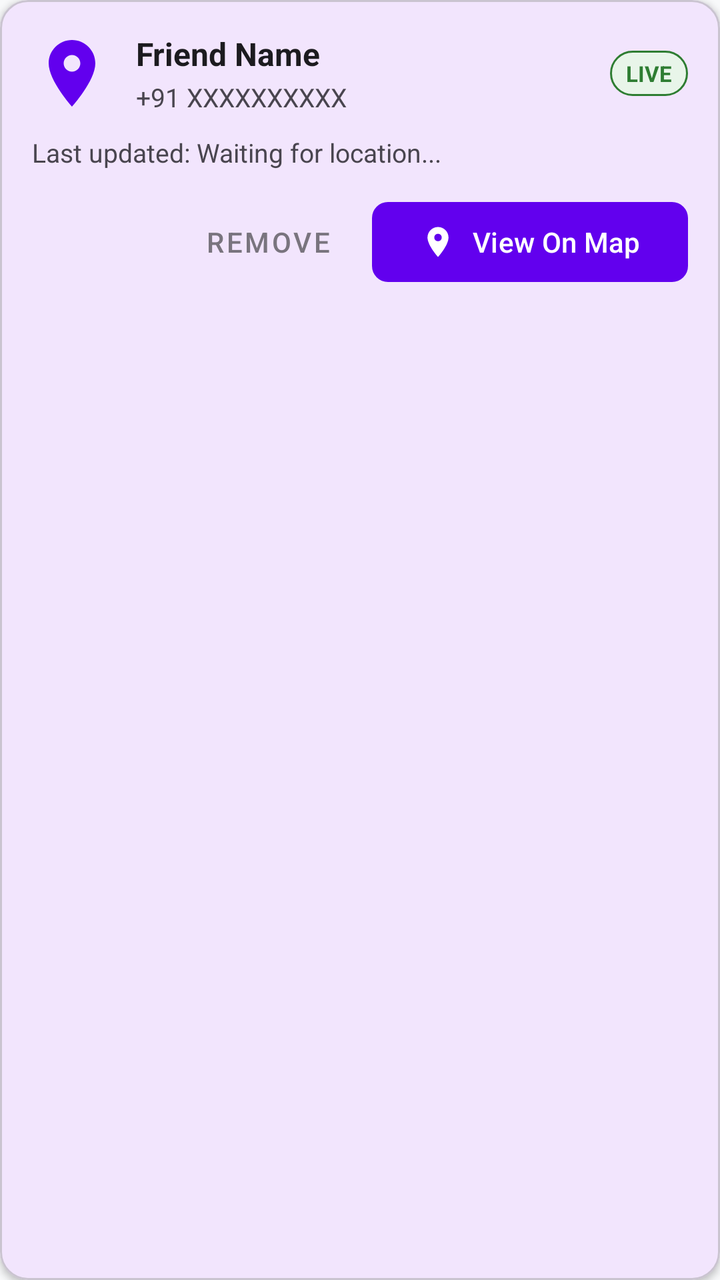
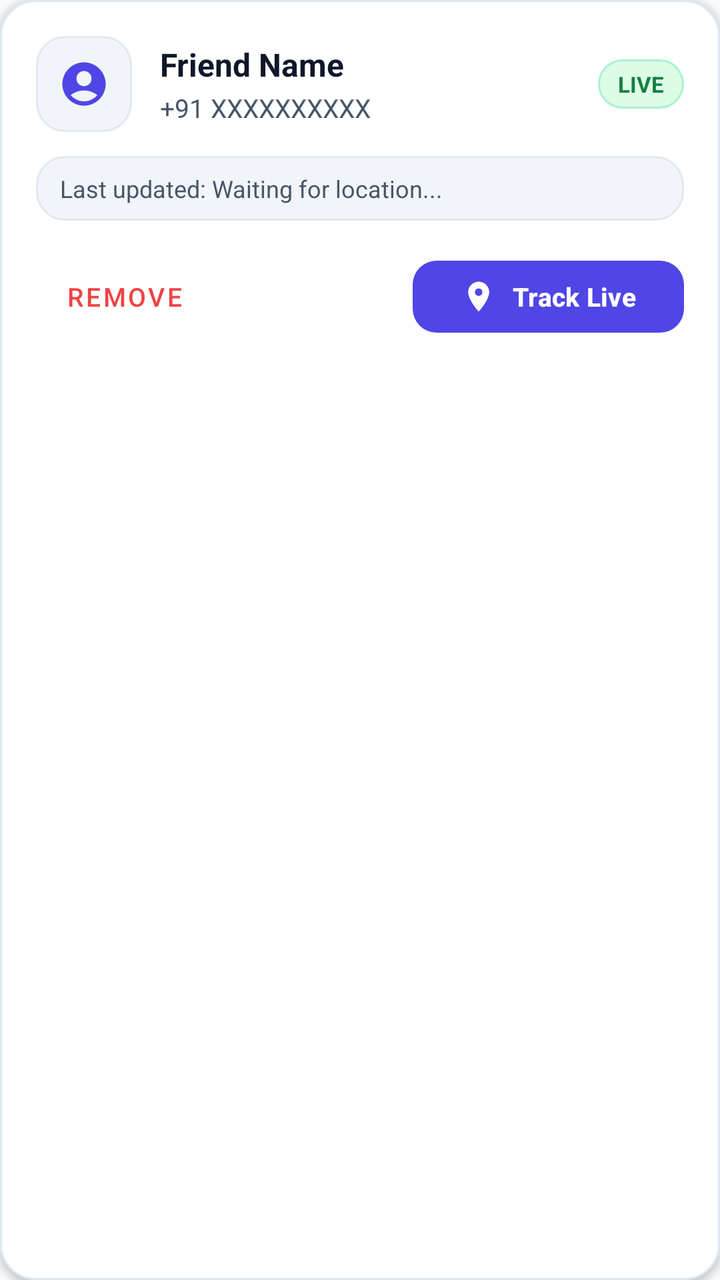

Screens rendered from an Android XML layout before and after an edit, with the pre-edit source and the edit as a unified diff.
<!-- AndroidManifest.xml: application theme Theme.SafeTrack -->
<!-- res/layout/item_friend_viewer.xml -->
<?xml version="1.0" encoding="utf-8"?>
<com.google.android.material.card.MaterialCardView xmlns:android="http://schemas.android.com/apk/res/android"
    xmlns:app="http://schemas.android.com/apk/res-auto"
    android:layout_width="match_parent"
    android:layout_height="wrap_content"
    android:layout_marginBottom="12dp"
    app:cardCornerRadius="14dp"
    app:cardElevation="2dp">

    <LinearLayout
        android:layout_width="match_parent"
        android:layout_height="wrap_content"
        android:orientation="vertical"
        android:padding="16dp">

        <LinearLayout
            android:layout_width="match_parent"
            android:layout_height="wrap_content"
            android:gravity="center_vertical"
            android:orientation="horizontal">

            <ImageView
                android:layout_width="40dp"
                android:layout_height="40dp"
                android:src="@drawable/ic_location"
                app:tint="@color/primary" />

            <LinearLayout
                android:layout_width="0dp"
                android:layout_height="wrap_content"
                android:layout_marginStart="12dp"
                android:layout_weight="1"
                android:orientation="vertical">

                <TextView
                    android:id="@+id/tvViewerFriendName"
                    android:layout_width="wrap_content"
                    android:layout_height="wrap_content"
                    android:text="Friend Name"
                    android:textColor="@color/text_primary"
                    android:textSize="16sp"
                    android:textStyle="bold" />

                <TextView
                    android:id="@+id/tvViewerFriendPhone"
                    android:layout_width="wrap_content"
                    android:layout_height="wrap_content"
                    android:layout_marginTop="2dp"
                    android:text="+91 XXXXXXXXXX"
                    android:textColor="@color/text_secondary"
                    android:textSize="13sp" />
            </LinearLayout>

            <TextView
                android:id="@+id/tvViewerFriendStatusBadge"
                android:layout_width="wrap_content"
                android:layout_height="wrap_content"
                android:background="@drawable/bg_status_badge"
                android:paddingStart="8dp"
                android:paddingTop="4dp"
                android:paddingEnd="8dp"
                android:paddingBottom="4dp"
                android:text="LIVE"
                android:textColor="@color/safety_green"
                android:textSize="11sp"
                android:textStyle="bold" />
        </LinearLayout>

        <TextView
            android:id="@+id/tvViewerLastUpdate"
            android:layout_width="match_parent"
            android:layout_height="wrap_content"
            android:layout_marginTop="10dp"
            android:text="Last updated: Waiting for location..."
            android:textColor="@color/text_secondary"
            android:textSize="13sp" />

        <LinearLayout
            android:layout_width="match_parent"
            android:layout_height="wrap_content"
            android:layout_marginTop="12dp"
            android:gravity="end"
            android:orientation="horizontal">

            <com.google.android.material.button.MaterialButton
                android:id="@+id/btnRemoveFriend"
                style="@style/Widget.MaterialComponents.Button.TextButton"
                android:layout_width="wrap_content"
                android:layout_height="wrap_content"
                android:text="Remove"
                android:textColor="@color/text_hint" />

            <com.google.android.material.button.MaterialButton
                android:id="@+id/btnViewOnMap"
                android:layout_width="wrap_content"
                android:layout_height="wrap_content"
                android:layout_marginStart="8dp"
                android:text="View On Map"
                app:cornerRadius="8dp"
                app:icon="@drawable/ic_location" />
        </LinearLayout>

    </LinearLayout>
</com.google.android.material.card.MaterialCardView>
<!-- resources referenced by this layout -->
<resources>
  <color name="primary">#6200EE</color>
  <color name="safety_green">#2E7D32</color>
  <color name="text_hint">#79747E</color>
  <color name="text_primary">#1C1B1F</color>
  <color name="text_secondary">#49454F</color>
  <!-- drawable bg_status_badge (drawable) -->
  <?xml version="1.0" encoding="utf-8"?>
  <shape xmlns:android="http://schemas.android.com/apk/res/android"
      android:shape="rectangle">
      <corners android:radius="16dp" />
      <solid android:color="@color/safety_green_light" />
      <stroke
          android:width="1dp"
          android:color="@color/safety_green" />
  </shape>
  <style name="Theme.SafeTrack" parent="Theme.Material3.DayNight.NoActionBar">
          
          <item name="colorPrimary">@color/primary</item>
          <item name="colorPrimaryVariant">@color/primary_variant</item>
          <item name="colorOnPrimary">@color/surface_light</item>
          
          <item name="colorSecondary">@color/secondary</item>
          <item name="colorSecondaryVariant">@color/secondary_variant</item>
          <item name="colorOnSecondary">@color/text_primary</item>
          
          <item name="android:statusBarColor">@color/primary_variant</item>
          <item name="android:windowLightStatusBar">false</item>
          <item name="android:windowBackground">@color/background_light</item>
      </style>
  <color name="safety_green_light">#E8F5E9</color>
  <color name="primary_variant">#3700B3</color>
  <color name="surface_light">#FFFFFF</color>
  <color name="secondary">#03DAC6</color>
  <color name="secondary_variant">#018786</color>
  <color name="background_light">#F8F9FA</color>
  <!-- unchanged entries left out for length: 1 -->
</resources>

<!-- the commit's change to res/layout/item_friend_viewer.xml (unified diff, before → after) -->
@@ -4,14 +4,16 @@
     android:layout_width="match_parent"
     android:layout_height="wrap_content"
     android:layout_marginBottom="12dp"
-    app:cardCornerRadius="14dp"
-    app:cardElevation="2dp">
+    app:cardCornerRadius="18dp"
+    app:cardElevation="2dp"
+    app:strokeColor="@color/card_stroke"
+    app:strokeWidth="1dp">
 
     <LinearLayout
         android:layout_width="match_parent"
         android:layout_height="wrap_content"
         android:orientation="vertical"
-        android:padding="16dp">
+        android:padding="18dp">
 
         <LinearLayout
             android:layout_width="match_parent"
@@ -19,16 +21,23 @@
             android:gravity="center_vertical"
             android:orientation="horizontal">
 
-            <ImageView
-                android:layout_width="40dp"
-                android:layout_height="40dp"
-                android:src="@drawable/ic_location"
-                app:tint="@color/primary" />
+            <FrameLayout
+                android:layout_width="48dp"
+                android:layout_height="48dp"
+                android:background="@drawable/bg_stat_card">
+
+                <ImageView
+                    android:layout_width="26dp"
+                    android:layout_height="26dp"
+                    android:layout_gravity="center"
+                    android:src="@drawable/ic_avatar_default"
+                    app:tint="@color/primary" />
+            </FrameLayout>
 
             <LinearLayout
                 android:layout_width="0dp"
                 android:layout_height="wrap_content"
-                android:layout_marginStart="12dp"
+                android:layout_marginStart="14dp"
                 android:layout_weight="1"
                 android:orientation="vertical">
 
@@ -55,31 +64,37 @@
                 android:id="@+id/tvViewerFriendStatusBadge"
                 android:layout_width="wrap_content"
                 android:layout_height="wrap_content"
-                android:background="@drawable/bg_status_badge"
-                android:paddingStart="8dp"
-                android:paddingTop="4dp"
-                android:paddingEnd="8dp"
-                android:paddingBottom="4dp"
+                android:background="@drawable/bg_pill_live"
+                android:paddingStart="10dp"
+                android:paddingTop="5dp"
+                android:paddingEnd="10dp"
+                android:paddingBottom="5dp"
                 android:text="LIVE"
-                android:textColor="@color/safety_green"
+                android:textColor="@color/pill_active_text"
                 android:textSize="11sp"
                 android:textStyle="bold" />
         </LinearLayout>
 
+        
         <TextView
             android:id="@+id/tvViewerLastUpdate"
             android:layout_width="match_parent"
             android:layout_height="wrap_content"
-            android:layout_marginTop="10dp"
+            android:layout_marginTop="12dp"
+            android:background="@drawable/bg_stat_card"
+            android:paddingStart="12dp"
+            android:paddingTop="8dp"
+            android:paddingEnd="12dp"
+            android:paddingBottom="8dp"
             android:text="Last updated: Waiting for location..."
             android:textColor="@color/text_secondary"
-            android:textSize="13sp" />
+            android:textSize="12sp" />
 
         <LinearLayout
             android:layout_width="match_parent"
             android:layout_height="wrap_content"
-            android:layout_marginTop="12dp"
-            android:gravity="end"
+            android:layout_marginTop="14dp"
+            android:gravity="center_vertical"
             android:orientation="horizontal">
 
             <com.google.android.material.button.MaterialButton
@@ -88,15 +103,24 @@
                 android:layout_width="wrap_content"
                 android:layout_height="wrap_content"
                 android:text="Remove"
-                android:textColor="@color/text_hint" />
+                android:textColor="@color/safety_red"
+                android:textSize="13sp" />
+
+            <View
+                android:layout_width="0dp"
+                android:layout_height="0dp"
+                android:layout_weight="1" />
 
             <com.google.android.material.button.MaterialButton
                 android:id="@+id/btnViewOnMap"
                 android:layout_width="wrap_content"
-                android:layout_height="wrap_content"
-                android:layout_marginStart="8dp"
-                android:text="View On Map"
-                app:cornerRadius="8dp"
+                android:layout_height="44dp"
+                android:text="Track Live"
+                android:textColor="@color/surface_light"
+                android:textSize="13sp"
+                android:textStyle="bold"
+                app:backgroundTint="@color/primary"
+                app:cornerRadius="12dp"
                 app:icon="@drawable/ic_location" />
         </LinearLayout>
 
<!-- resource entries referenced after the edit -->
@@ -1,40 +1,83 @@
 <!-- resources referenced by this layout -->
 <resources>
-  <color name="primary">#6200EE</color>
-  <color name="safety_green">#2E7D32</color>
-  <color name="text_hint">#79747E</color>
-  <color name="text_primary">#1C1B1F</color>
-  <color name="text_secondary">#49454F</color>
-  <!-- drawable bg_status_badge (drawable) -->
+  <color name="card_stroke">#E2E8F0</color>
+  <color name="pill_active_text">#15803D</color>
+  <color name="primary">#4F46E5</color>
+  <color name="safety_red">#EF4444</color>
+  <color name="text_primary">#0F172A</color>
+  <color name="text_secondary">#475569</color>
+  <!-- drawable bg_pill_live (drawable) -->
   <?xml version="1.0" encoding="utf-8"?>
   <shape xmlns:android="http://schemas.android.com/apk/res/android"
       android:shape="rectangle">
-      <corners android:radius="16dp" />
-      <solid android:color="@color/safety_green_light" />
+      <solid android:color="@color/pill_active_bg" />
       <stroke
           android:width="1dp"
-          android:color="@color/safety_green" />
+          android:color="@color/safety_green_border" />
+      <corners android:radius="20dp" />
   </shape>
+  <!-- drawable bg_stat_card (drawable) -->
+  <?xml version="1.0" encoding="utf-8"?>
+  <shape xmlns:android="http://schemas.android.com/apk/res/android"
+      android:shape="rectangle">
+      <solid android:color="#F1F5F9" />
+      <stroke
+          android:width="1dp"
+          android:color="#E2E8F0" />
+      <corners android:radius="14dp" />
+  </shape>
+  <!-- drawable ic_avatar_default (drawable) -->
+  <vector xmlns:android="http://schemas.android.com/apk/res/android"
+      android:width="24dp"
+      android:height="24dp"
+      android:viewportWidth="24"
+      android:viewportHeight="24">
+    <path
+        android:fillColor="#FF000000"
+        android:pathData="M12,2C6.48,2 2,6.48 2,12s4.48,10 10,10 10,-4.48 10,-10S17.52,2 12,2zM12,6c1.93,0 3.5,1.57 3.5,3.5S13.93,13 12,13s-3.5,-1.57 -3.5,-3.5S10.07,6 12,6zM12,20c-2.03,0 -4.43,-0.82 -6.14,-2.88C7.55,15.8 9.68,15 12,15s4.45,0.8 6.14,2.12C16.43,19.18 14.03,20 12,20z"/>
+  </vector>
   <style name="Theme.SafeTrack" parent="Theme.Material3.DayNight.NoActionBar">
           
           <item name="colorPrimary">@color/primary</item>
-          <item name="colorPrimaryVariant">@color/primary_variant</item>
+          <item name="colorPrimaryVariant">@color/primary_dark</item>
           <item name="colorOnPrimary">@color/surface_light</item>
+          <item name="colorPrimaryContainer">@color/primary_light</item>
+          <item name="colorOnPrimaryContainer">@color/primary_dark</item>
+  
           
           <item name="colorSecondary">@color/secondary</item>
           <item name="colorSecondaryVariant">@color/secondary_variant</item>
-          <item name="colorOnSecondary">@color/text_primary</item>
+          <item name="colorOnSecondary">@color/surface_light</item>
+          <item name="colorSecondaryContainer">@color/secondary_light</item>
+          <item name="colorOnSecondaryContainer">@color/secondary_variant</item>
+  
           
           <item name="android:statusBarColor">@color/primary_variant</item>
           <item name="android:windowLightStatusBar">false</item>
+          <item name="android:navigationBarColor">@color/surface_light</item>
+          <item name="android:windowLightNavigationBar" tools:targetApi="o_mr1">true</item>
           <item name="android:windowBackground">@color/background_light</item>
+  
+          
+          <item name="materialCardViewStyle">@style/Widget.SafeTrack.Card</item>
       </style>
-  <color name="safety_green_light">#E8F5E9</color>
-  <color name="primary_variant">#3700B3</color>
+  <color name="pill_active_bg">#DCFCE7</color>
+  <color name="safety_green_border">#A7F3D0</color>
+  <color name="primary_dark">#3730A3</color>
+  <color name="primary_light">#EEF2FF</color>
+  <color name="primary_variant">#312E81</color>
   <color name="surface_light">#FFFFFF</color>
-  <color name="secondary">#03DAC6</color>
-  <color name="secondary_variant">#018786</color>
-  <color name="background_light">#F8F9FA</color>
+  <color name="secondary">#0EA5E9</color>
+  <color name="secondary_variant">#0284C7</color>
+  <color name="secondary_light">#E0F2FE</color>
+  <color name="background_light">#F8FAFC</color>
+  <style name="Widget.SafeTrack.Card" parent="Widget.Material3.CardView.Elevated">
+          <item name="cardElevation">2dp</item>
+          <item name="cardCornerRadius">16dp</item>
+          <item name="strokeColor">@color/card_stroke</item>
+          <item name="strokeWidth">1dp</item>
+          <item name="cardBackgroundColor">@color/surface_light</item>
+      </style>
   <!-- unchanged entries left out for length: 1 -->
 </resources>
 
